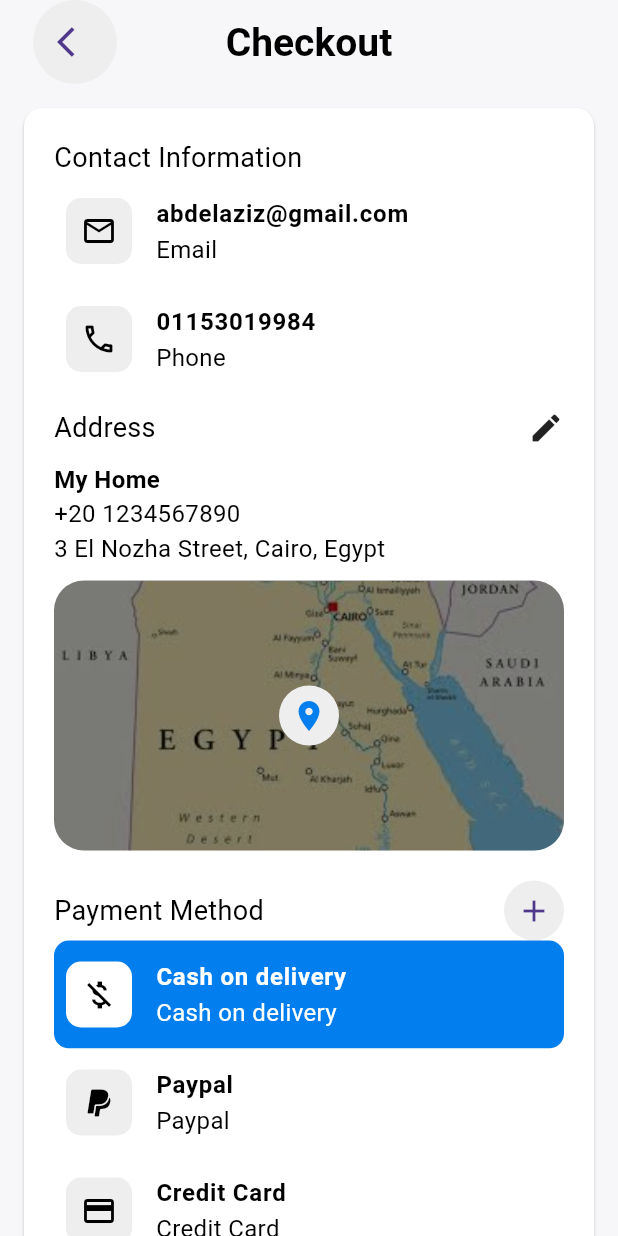
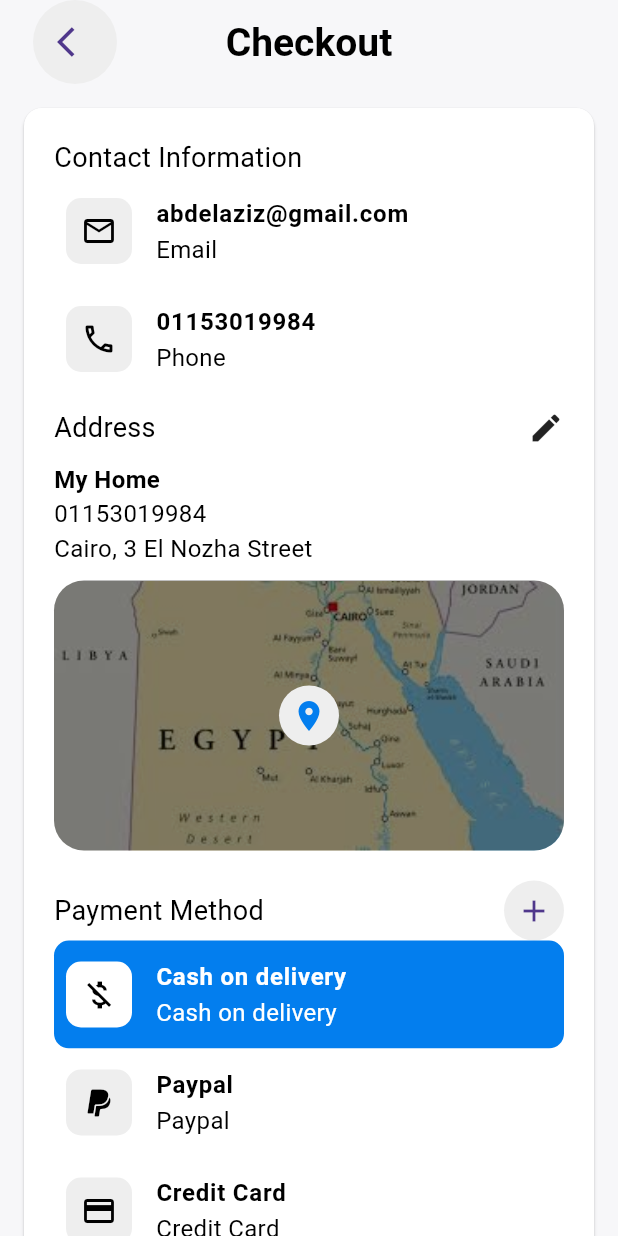
Before and after one commit to AbdelazizMohamed-GitHub/shop_sphere, a Flutter app: the CheckoutScreen screen opened directly, on a phone screen of 412 x 824 dp. Run offline on Flutter 3.47's test engine with Material 3 defaults, Android fonts, the phone set to English and light mode, and no system bars; our stand-ins replace carousel_slider, dartz, firebase_auth, firebase_core, flutter_bloc, geocoding and 5 more; accounts and stored records are empty.

Commit message:
Add geocoding dependency and implement location service; update home screen to checkout screen

```diff
--- a/lib/features/profile/presention/view/screen/checkout_screen.dart
+++ b/lib/features/profile/presention/view/screen/checkout_screen.dart
@@ -1,7 +1,9 @@
 import 'package:flutter/material.dart';
+import 'package:geocoding/geocoding.dart';
 import 'package:shop_sphere/core/constant/app_color.dart';
 import 'package:shop_sphere/core/constant/app_images.dart';
 import 'package:shop_sphere/core/constant/app_styles.dart';
+import 'package:shop_sphere/core/service/location_service.dart';
 import 'package:shop_sphere/core/test_data/test_list.dart';
 import 'package:shop_sphere/core/widget/custom_back_button.dart';
 import 'package:shop_sphere/core/widget/custom_button.dart';
@@ -64,22 +66,10 @@ class CheckoutScreen extends StatelessWidget {
                     const SizedBox(
                       height: 10,
                     ),
-                    const Text(
-                      "My Home",
-                      style: AppStyles.text16BoldBlack,
+
+                    const CustomGetLocationWidget(
+
                     ),
-                    const Text(
-                      "+20 1234567890",
-                      style: AppStyles.text16RegularBlack,
-                    ),
-                    const Text(
-                      "3 El Nozha Street, Cairo, Egypt",
-                      style: AppStyles.text16RegularBlack,
-                    ),
-                    const SizedBox(
-                      height: 10,
-                    ),
-      CustomGetLocationWidget(),
                     const SizedBox(
                       height: 20,
                     ),
@@ -91,10 +81,10 @@ class CheckoutScreen extends StatelessWidget {
                           style: AppStyles.text18RegularBlack,
                         ),
                         CustomCircleButton(
-                            icon:const Icon(Icons.add), funcation: () {})
+                            icon: const Icon(Icons.add), funcation: () {})
                       ],
                     ),
-                   const CustomCheckoutPayment(),
+                    const CustomCheckoutPayment(),
                     const SizedBox(
                       height: 10,
                     ),
--- a/lib/features/profile/presention/view/widget/custom_get_location_widget.dart
+++ b/lib/features/profile/presention/view/widget/custom_get_location_widget.dart
@@ -1,14 +1,50 @@
+// ignore_for_file: public_member_api_docs, sort_constructors_first
 import 'package:flutter/material.dart';
+import 'package:geocoding/geocoding.dart';
+
 import 'package:shop_sphere/core/constant/app_color.dart';
 import 'package:shop_sphere/core/constant/app_images.dart';
+import 'package:shop_sphere/core/constant/app_styles.dart';
+import 'package:shop_sphere/core/service/location_service.dart';
 import 'package:shop_sphere/core/widget/custom_circle_button.dart';
 
-class CustomGetLocationWidget extends StatelessWidget {
-  const CustomGetLocationWidget({super.key});
+class CustomGetLocationWidget extends StatefulWidget {
+  const CustomGetLocationWidget({
+    super.key,
+  });
+
+  @override
+  State<CustomGetLocationWidget> createState() =>
+      _CustomGetLocationWidgetState();
+}
+
+class _CustomGetLocationWidgetState extends State<CustomGetLocationWidget> {
+  late Placemark place;
+  String title = "My Home";
+  String city = "Cairo";
+  String street = "3 El Nozha Street";
 
   @override
   Widget build(BuildContext context) {
-    return               Stack(
+    return Column(
+      crossAxisAlignment: CrossAxisAlignment.start,
+      children: [
+        Text(
+          title,
+          style: AppStyles.text16BoldBlack,
+        ),
+        Text(
+          "01153019984",
+          style: AppStyles.text16RegularBlack,
+        ),
+        Text(
+          "$city, $street",
+          style: AppStyles.text16RegularBlack,
+        ),
+        const SizedBox(
+          height: 10,
+        ),
+        Stack(
           alignment: Alignment.center,
           children: [
             SizedBox(
@@ -31,7 +67,16 @@ class CustomGetLocationWidget extends StatelessWidget {
                   Icons.location_on,
                   color: AppColors.primaryColor,
                 ),
-                            funcation: () {})
+                funcation: () async {
+                  place = await getLocation();
+                  setState(() {
+                    title = "Current Location";
+                    city = place.locality!;
+                    street = place.street!;
+                  });
+                })
+          ],
+        ),
       ],
     );
   }
--- a/lib/main.dart
+++ b/lib/main.dart
@@ -4,6 +4,7 @@ import 'package:shop_sphere/core/constant/app_color.dart';
 import 'package:shop_sphere/core/constant/app_styles.dart';
 import 'package:shop_sphere/features/main/presention/view/screen/main_screen.dart';
 import 'package:shop_sphere/features/onboarding/presention/view/screen/get_started_screen.dart';
+import 'package:shop_sphere/features/profile/presention/view/screen/checkout_screen.dart';
 
 import 'package:shop_sphere/firebase_options.dart';
 
@@ -31,7 +32,7 @@ class ShopSphere extends StatelessWidget {
               backgroundColor: AppColors.backgroundColor,
               centerTitle: true,
               titleTextStyle: AppStyles.text26BoldBlack)),
-      home:const GetStartedScreen(),
+      home:const CheckoutScreen(),
     );
   }
 }
--- a/pubspec.yaml
+++ b/pubspec.yaml
@@ -38,6 +38,7 @@ dependencies:
     sdk: flutter
   flutter_bloc: ^9.0.0
   flutter_rating_bar: ^4.0.1
+  geocoding: ^3.0.0
   geolocator: ^13.0.2
   google_sign_in: ^6.2.2
   readmore: ^3.0.0
```
Also changed, not shown: lib/core/service/location_service.dart (added, +40 -0 lines), pubspec.lock, 4 other files. Lines whose indentation alone changed are shown as unchanged.
